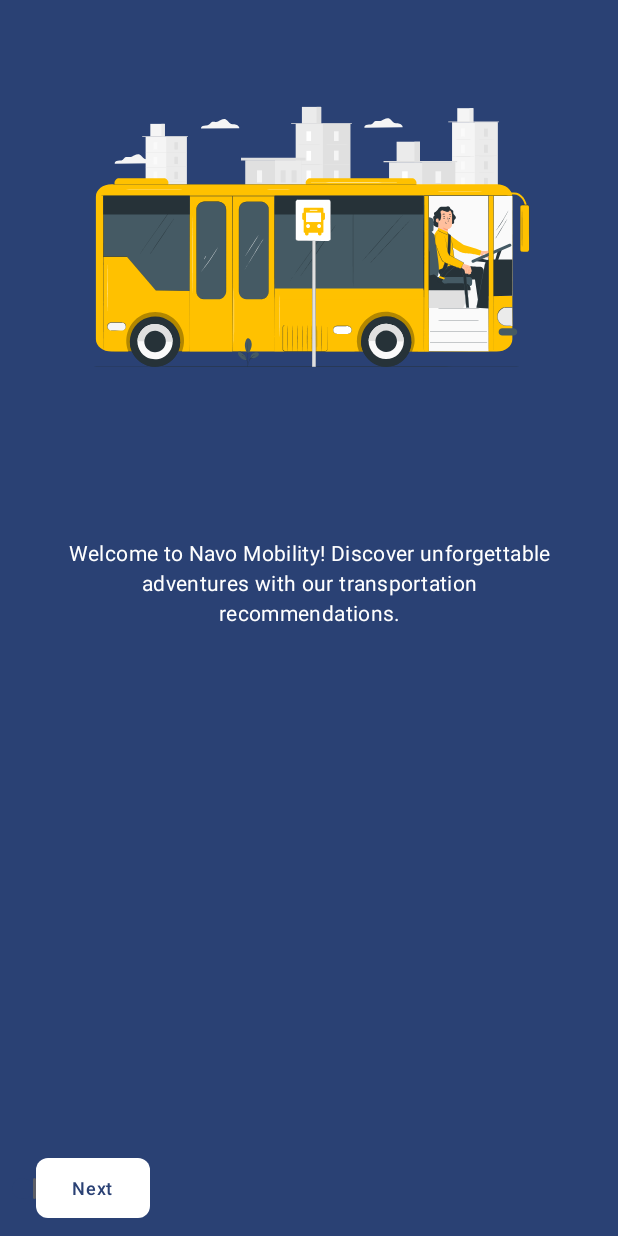
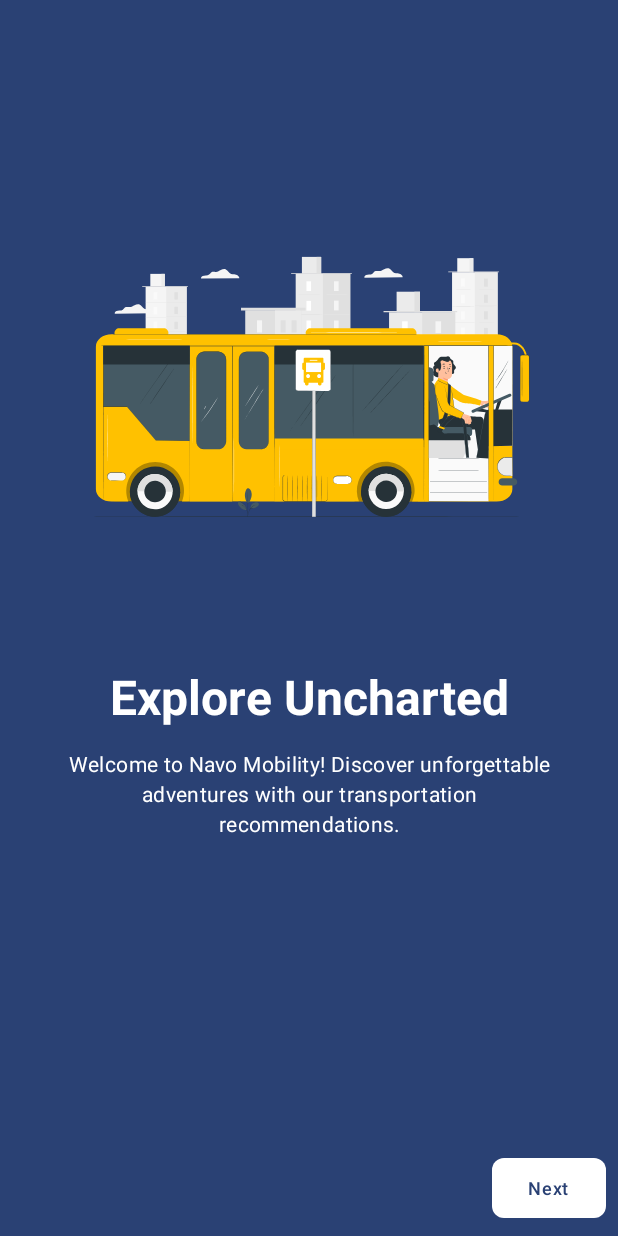
Before and after one commit to CH2-PS416/NavoMobility, an Android app built with Jetpack Compose: the screen it shows after launch (MainActivity), on a phone screen of 412 x 824 dp. Run offline under Robolectric (Android 15) with nearby library versions, the phone set to English and light mode, and no system bars.

Commit message:
[Updated] : Change a navigation from splashScreen until SignUpScreen

```diff
--- a/app/src/main/java/com/bangkit/navomobility/MainActivity.kt
+++ b/app/src/main/java/com/bangkit/navomobility/MainActivity.kt
@@ -1,18 +1,13 @@
 package com.bangkit.navomobility
 
 import android.os.Bundle
-import android.window.SplashScreen
 import androidx.activity.ComponentActivity
 import androidx.activity.compose.setContent
 import androidx.compose.foundation.layout.fillMaxSize
 import androidx.compose.material3.MaterialTheme
 import androidx.compose.material3.Surface
-import androidx.compose.material3.Text
-import androidx.compose.runtime.Composable
 import androidx.compose.ui.Modifier
-import androidx.compose.ui.tooling.preview.Preview
 import androidx.core.splashscreen.SplashScreen.Companion.installSplashScreen
-import com.bangkit.navomobility.ui.screen.presentation.onboarding.OnBoardingScreen
 import com.bangkit.navomobility.ui.theme.NavoMobilityTheme
 
 class MainActivity : ComponentActivity() {
@@ -21,7 +16,12 @@ class MainActivity : ComponentActivity() {
         installSplashScreen()
         setContent {
             NavoMobilityTheme {
-                OnBoardingScreen()
+                Surface(
+                    modifier = Modifier.fillMaxSize(),
+                    color = MaterialTheme.colorScheme.background
+                ) {
+                    NavoMobilityApp()
+                }
             }
         }
     }
--- a/app/src/main/java/com/bangkit/navomobility/NavoMobilityApp.kt
+++ b/app/src/main/java/com/bangkit/navomobility/NavoMobilityApp.kt
@@ -12,23 +12,24 @@ import com.bangkit.navomobility.ui.screen.presentation.onboarding.OnBoardingScre
 import com.bangkit.navomobility.ui.screen.signup.SignUpScreen
 
 @Composable
-fun NavoMobilityApp (){
+fun NavoMobilityApp() {
     Surface(
         modifier = Modifier.fillMaxSize(),
     ) {
         Crossfade(targetState = NavoMobilityAppRouter.currentScreen, label = "") { currentState ->
-            when(currentState.value) {
+            when (currentState.value) {
                 is Screen.OnBoardingScreen -> {
-                    OnBoardingScreen(navigateToLogin = {})
+                    OnBoardingScreen(
+                        navigateToLogin = { NavoMobilityAppRouter.navigateTo(Screen.LoginScreen) }
+                    )
                 }
                 is Screen.SignUpScreen -> {
-                    SignUpScreen()
+                    SignUpScreen(onBackClick = { NavoMobilityAppRouter.navigateTo(Screen.LoginScreen) })
                 }
                 is Screen.LoginScreen -> {
-                    LoginScreen()
+                    LoginScreen(onBackClick = { NavoMobilityAppRouter.navigateTo(Screen.OnBoardingScreen) })
                 }
             }
-
         }
     }
 }
--- /dev/null
+++ b/app/src/main/java/com/bangkit/navomobility/ui/navigation/Screen.kt
@@ -0,0 +1,18 @@
+package com.bangkit.navomobility.ui.navigation
+
+import androidx.compose.runtime.MutableState
+import androidx.compose.runtime.mutableStateOf
+
+sealed class Screen() {
+    object SignUpScreen : Screen()
+    object LoginScreen : Screen()
+    object OnBoardingScreen : Screen()
+}
+
+object NavoMobilityAppRouter {
+    val currentScreen : MutableState<Screen> = mutableStateOf(Screen.OnBoardingScreen)
+
+    fun navigateTo(destination: Screen) {
+        currentScreen.value = destination
+    }
+}
--- a/app/src/main/java/com/bangkit/navomobility/ui/screen/presentation/onboarding/OnBoardingPage.kt
+++ b/app/src/main/java/com/bangkit/navomobility/ui/screen/presentation/onboarding/OnBoardingPage.kt
@@ -34,6 +34,7 @@ fun OnBoardingPage(
             .fillMaxSize()
             .background(MaterialTheme.colorScheme.primary)
     ) {
+        Spacer(modifier = Modifier.height(100.dp))
         Image(
             modifier = Modifier
                 .size(312.dp, 312.dp),
@@ -41,7 +42,15 @@ fun OnBoardingPage(
             contentDescription = null,
             contentScale = ContentScale.FillWidth
         )
-        Spacer(modifier = Modifier.height(49.dp))
+        Spacer(modifier = Modifier.height(34.dp))
+        Text(
+            text = page.title,
+            textAlign = TextAlign.Center,
+            modifier = Modifier.padding(horizontal = 32.dp),
+            style = MaterialTheme.typography.headlineLarge.copy(fontWeight = FontWeight.Bold),
+            color = MaterialTheme.colorScheme.onPrimary
+        )
+        Spacer(modifier = Modifier.height(16.dp))
         Text(
             text = page.description,
             textAlign = TextAlign.Center,
--- a/app/src/main/java/com/bangkit/navomobility/ui/screen/presentation/onboarding/OnBoardingScreen.kt
+++ b/app/src/main/java/com/bangkit/navomobility/ui/screen/presentation/onboarding/OnBoardingScreen.kt
@@ -23,14 +23,17 @@ import androidx.compose.ui.Modifier
 import androidx.compose.ui.unit.dp
 import com.bangkit.navomobility.ui.components.OnBoardingButton
 import com.bangkit.navomobility.ui.components.OnBoardingTextButton
-import com.bangkit.navomobility.ui.components.PageIndicator
 import kotlinx.coroutines.launch
 
 @OptIn(ExperimentalFoundationApi::class)
 @Composable
-fun OnBoardingScreen() {
+fun OnBoardingScreen(
+    navigateToLogin: () -> Unit
+) {
     Column (
-        modifier = Modifier.fillMaxSize().background(MaterialTheme.colorScheme.primary)
+        modifier = Modifier
+            .fillMaxSize()
+            .background(MaterialTheme.colorScheme.primary)
     ) {
         val pagerState = rememberPagerState { 3 }
 
@@ -57,14 +60,6 @@ fun OnBoardingScreen() {
             horizontalArrangement = Arrangement.SpaceBetween,
             verticalAlignment = Alignment.CenterVertically
         ) {
-            PageIndicator(
-                modifier = Modifier.width(16.dp),
-                pageSize = pages.size,
-                selectedPage = pagerState.currentPage
-            )
-            Row(
-                verticalAlignment = Alignment.CenterVertically,
-            ) {
                 val scope = rememberCoroutineScope()
                 if (buttonState.value[0].isNotEmpty()) {
                     OnBoardingTextButton(
@@ -76,12 +71,13 @@ fun OnBoardingScreen() {
                         }
                     )
                 }
+                Spacer(modifier = Modifier.width(16.dp))
                 OnBoardingButton(
                     text = buttonState.value[1],
                     onClick = {
                         scope.launch {
                             if (pagerState.currentPage == 2) {
-                                // TODO: navigate to Login Screen
+                                navigateToLogin()
                             } else {
                                 pagerState.animateScrollToPage(
                                     page = pagerState.currentPage + 1
@@ -91,7 +87,6 @@ fun OnBoardingScreen() {
                     }
                 )
             }
-            Spacer(modifier = Modifier.weight(0.25f))
+            Spacer(modifier = Modifier.width(16.dp))
         }
     }
-}
--- a/app/src/main/java/com/bangkit/navomobility/ui/screen/presentation/onboarding/Page.kt
+++ b/app/src/main/java/com/bangkit/navomobility/ui/screen/presentation/onboarding/Page.kt
@@ -4,20 +4,24 @@ import androidx.annotation.DrawableRes
 import com.bangkit.navomobility.R
 
 data class Page(
+    val title: String,
     val description: String,
     @DrawableRes val image: Int
 )
 
 val pages = listOf(
     Page(
+        title = "Explore Uncharted",
         description = "Welcome to Navo Mobility! Discover unforgettable adventures with our transportation recommendations.",
         image = R.drawable.prolog
     ),
     Page(
+        title = "Journey Beyond",
         description = "Experience boundless journeys with NavoMobility. We help you find the best transportation options for the tourist destination or city of your choice.",
         image = R.drawable.prolog1
     ),
     Page(
+        title = "Wander Freely",
         description = "Explore the world with ease. NavoMobility not only provides transportation recommendations but also ensures each of your journeys is memorable. Let's get started!",
         image = R.drawable.prolog2
     )
--- /dev/null
+++ b/app/src/main/res/drawable/logo_navo.xml
@@ -0,0 +1,18 @@
+<vector xmlns:android="http://schemas.android.com/apk/res/android"
+    android:width="6666dp"
+    android:height="6666dp"
+    android:viewportWidth="6666"
+    android:viewportHeight="6666">
+    <path
+        android:fillColor="#fff"
+        android:name="Rectangle 1"
+        android:pathData="m-678 -167h7562v6978h-7562v-6978z" />
+    <path
+        android:fillColor="#fff"
+        android:name="Rectangle 2"
+        android:pathData="m10724 1941h7562v6978h-7562v-6978z" />
+    <path
+        android:fillColor="#25517d"
+        android:name="Ellipse 2"
+        android:pathData="m4936 3262c27 0 48 22 48 48c0 27 -22 48 -48 48c-27 0 -48 -22 -48 -48c0 -27 22 -48 48 -48z" />
+</vector>
--- a/app/src/main/res/values/splash.xml
+++ b/app/src/main/res/values/splash.xml
@@ -2,8 +2,8 @@
 <resources>
     <style name="App.Starting.SplashScreen" parent="Theme.SplashScreen">
         <item name="windowSplashScreenBackground">#2D59BB</item>
-        <item name="windowSplashScreenAnimatedIcon">@drawable/logo</item>
-        <item name="android:delay">5000</item>
+        <item name="windowSplashScreenAnimatedIcon">@drawable/logo_navo</item>
+        <item name="android:delay">3000</item>
         <item name="postSplashScreenTheme">@style/Theme.NavoMobility</item>
     </style>
 </resources>
```
